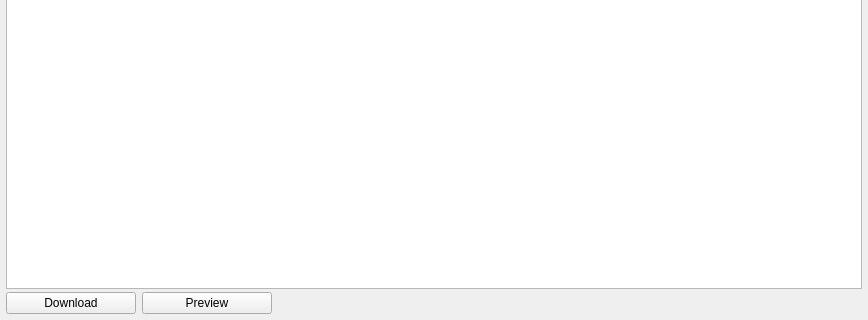
First picture: the form in src/search_widget.ui, repository qmule/qmule, before the edit; both pictures show x 0 to 868 and y 281 to 601 of the 868 by 601 pixel window.
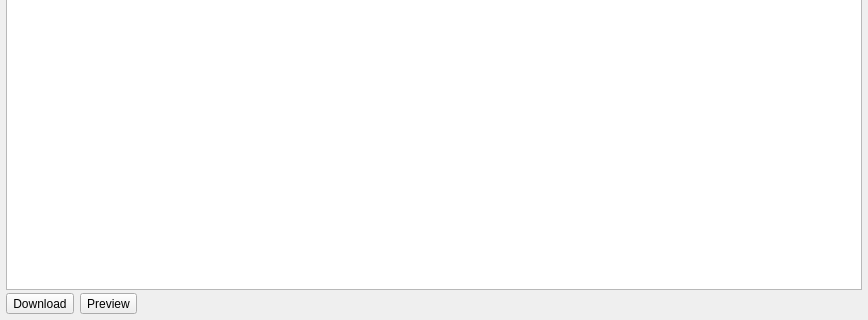
Second picture: the form after the edit. Icons and pictures are not drawn.

Patch:
```diff
--- a/src/search_widget.ui
+++ b/src/search_widget.ui
@@ -426,53 +426,82 @@
    <item>
     <layout class="QHBoxLayout" name="horizontalLayout_2">
      <item>
-      <widget class="QPushButton" name="btnDownload">
+      <widget class="QToolButton" name="btnDownload">
        <property name="sizePolicy">
-        <sizepolicy hsizetype="Fixed" vsizetype="Fixed">
+        <sizepolicy hsizetype="Preferred" vsizetype="Preferred">
          <horstretch>0</horstretch>
          <verstretch>0</verstretch>
         </sizepolicy>
        </property>
        <property name="minimumSize">
         <size>
-         <width>130</width>
+         <width>0</width>
          <height>0</height>
         </size>
        </property>
        <property name="maximumSize">
         <size>
-         <width>130</width>
+         <width>16777215</width>
          <height>16777215</height>
         </size>
        </property>
+       <property name="layoutDirection">
+        <enum>Qt::LeftToRight</enum>
+       </property>
        <property name="text">
         <string>Download</string>
        </property>
+       <property name="icon">
+        <iconset resource="Icons/emule/emule.qrc">
+         <normaloff>:/emule/search/Download.png</normaloff>:/emule/search/Download.png</iconset>
+       </property>
+       <property name="iconSize">
+        <size>
+         <width>16</width>
+         <height>16</height>
+        </size>
+       </property>
+       <property name="toolButtonStyle">
+        <enum>Qt::ToolButtonTextBesideIcon</enum>
+       </property>
       </widget>
      </item>
      <item>
-      <widget class="QPushButton" name="btnPreview">
+      <widget class="QToolButton" name="btnPreview">
        <property name="sizePolicy">
-        <sizepolicy hsizetype="Fixed" vsizetype="Fixed">
+        <sizepolicy hsizetype="Preferred" vsizetype="Preferred">
          <horstretch>0</horstretch>
          <verstretch>0</verstretch>
         </sizepolicy>
        </property>
        <property name="minimumSize">
         <size>
-         <width>130</width>
+         <width>0</width>
          <height>0</height>
         </size>
        </property>
        <property name="maximumSize">
         <size>
-         <width>130</width>
+         <width>16777215</width>
          <height>16777215</height>
         </size>
        </property>
        <property name="text">
         <string>Preview</string>
        </property>
+       <property name="icon">
+        <iconset resource="Icons/emule/emule.qrc">
+         <normaloff>:/emule/search/preview32.png</normaloff>:/emule/search/preview32.png</iconset>
+       </property>
+       <property name="iconSize">
+        <size>
+         <width>16</width>
+         <height>16</height>
+        </size>
+       </property>
+       <property name="toolButtonStyle">
+        <enum>Qt::ToolButtonTextBesideIcon</enum>
+       </property>
       </widget>
      </item>
      <item>
```
